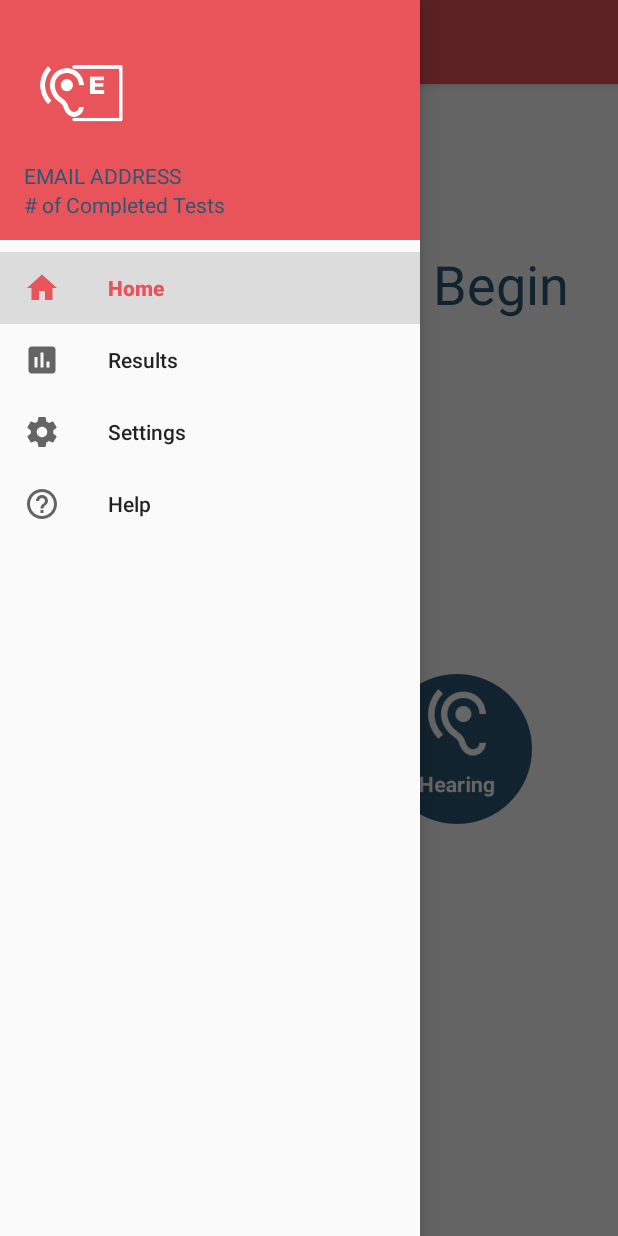
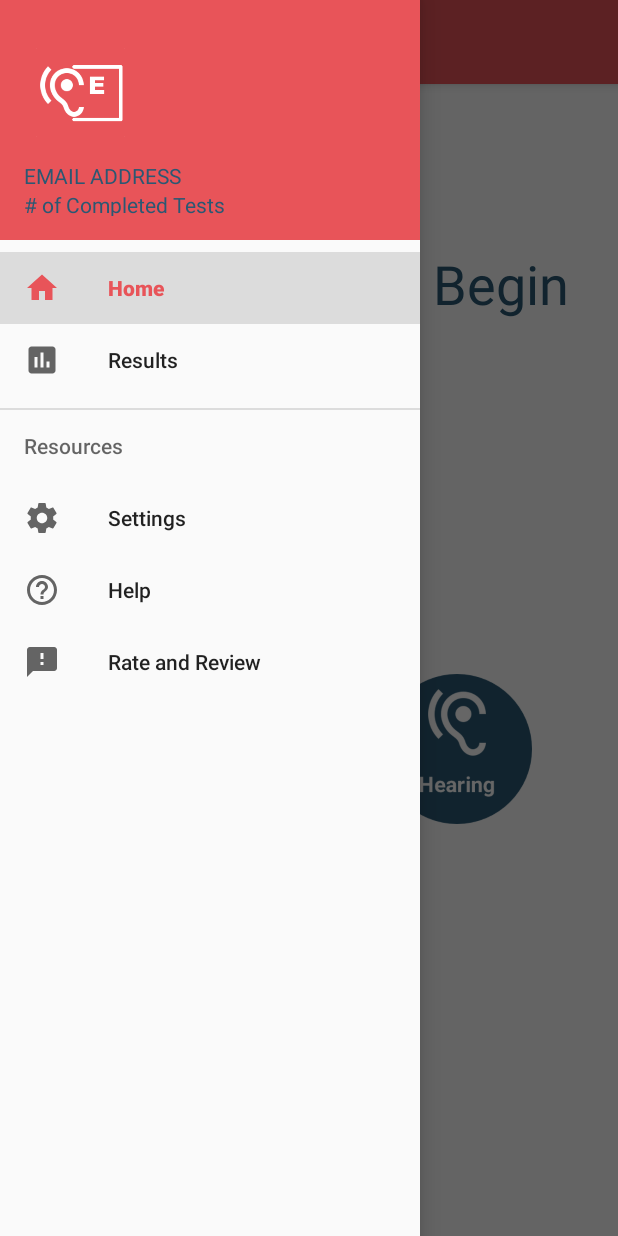
Before and after one commit to nicksalt/AppDoc, an Android app: the screen it shows after launch (HomeActivity), with the side drawer open, on a phone screen of 412 x 824 dp. Run offline under Robolectric (Android 15) with nearby library versions, the phone set to English and light mode, and no system bars.

Commit message:
Changed nav bar

```diff
--- a/app/src/main/res/layout/activity_home.xml
+++ b/app/src/main/res/layout/activity_home.xml
@@ -22,6 +22,4 @@
         app:headerLayout="@layout/nav_header_nav"
         app:menu="@menu/activity_nav_drawer" />
 
-
-
 </android.support.v4.widget.DrawerLayout>
--- a/app/src/main/res/menu/activity_nav_drawer.xml
+++ b/app/src/main/res/menu/activity_nav_drawer.xml
@@ -10,6 +10,11 @@
                     android:id="@+id/nav_results"
                     android:icon="@drawable/ic_results"
                     android:title="Results" />
+
+        </group>
+
+        <item android:title="Resources">
+                <menu>
                         <item
                             android:id="@+id/nav_settings"
                             android:icon="@drawable/ic_settings"
@@ -18,6 +23,11 @@
                             android:id="@+id/nav_help"
                             android:icon="@drawable/ic_help"
                             android:title="Help" />
-        </group>
+                        <item
+                            android:id="@+id/nav_rate"
+                            android:icon="@mipmap/ic_feedback_black_24dp"
+                            android:title="Rate and Review" />
+                </menu>
+        </item>
 
 </menu>
```
Also changed, not shown: app/src/main/res/mipmap-hdpi/ic_feedback_black_24dp.png (added), app/src/main/res/mipmap-mdpi/ic_feedback_black_24dp.png (added), app/src/main/res/mipmap-xhdpi/ic_feedback_black_24dp.png (added), app/src/main/res/mipmap-xxhdpi/ic_feedback_black_24dp.png (added), app/src/main/res/mipmap-xxxhdpi/ic_feedback_black_24dp.png (added). Lines whose indentation alone changed are shown as unchanged.
